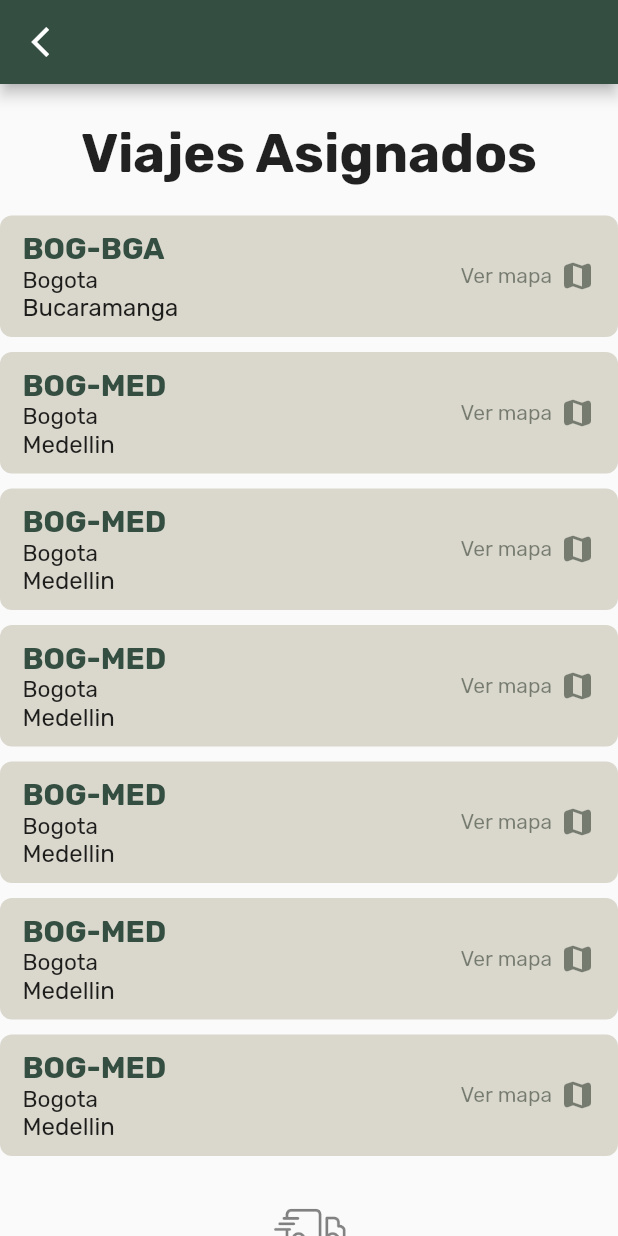
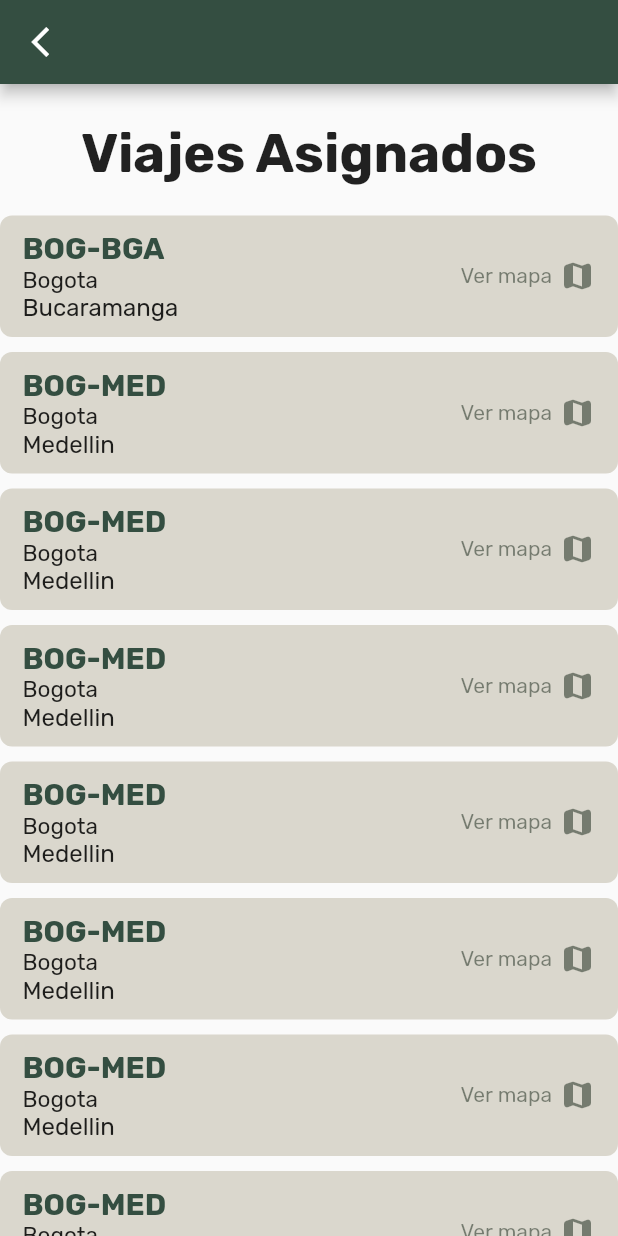
Before and after one commit to crijumubu/MiEnvio, a Flutter app: the ShippingsDriver screen opened by its route, on a phone screen of 412 x 824 dp. Run offline on Flutter 3.47's test engine with Material 2 defaults, Android fonts, the phone set to English and light mode, and no system bars; our stand-ins replace dot_navigation_bar, firebase_core, google_fonts, google_maps_flutter, qr_flutter, quickalert and 1 more; missing offline and left inert: mobile_scanner, onboarding; accounts and stored records are empty; network calls fail.

Commit message:
Lista envios activos

```diff
--- a/frontend/lib/views/home_supervisor/home_supervisor.dart
+++ b/frontend/lib/views/home_supervisor/home_supervisor.dart
@@ -124,7 +124,7 @@ class _HomeSupervisorState extends State<HomeSupervisor> {
           children: [
             // Header(),
             if(index == 0)
-              NavigatorHome(height: height, name: widget.user.name,)
+              NavigatorHome(height: height, name: widget.user.name, id: widget.user.id,)
             else if(index == 1)
               NavigatorShippings()
             else if(index == 2)
--- a/frontend/lib/views/shippings_driver/shippings_driver.dart
+++ b/frontend/lib/views/shippings_driver/shippings_driver.dart
@@ -6,21 +6,27 @@ import 'package:google_fonts/google_fonts.dart';
 import '../register/widgets/bottom.dart';
 
 class Shipping{
-  String name;
-  String origin;
-  String destination;
+  String nombre;
+  int idViaje;
+  int idUsuario;
+  int idFlete;
+  String origen;
+  String destino;
+  int estado;
+  int idConductor;
 
-
-  Shipping({required this.name, required this.destination, required this.origin});
+  Shipping({required this.nombre, required this.idViaje, required this.idUsuario, required this.idFlete, required this.origen, required this.destino, required this.estado, required this.idConductor});
 }
 
-List<Shipping> envios = [Shipping(name: "BOG-BGA", destination: "Bucaramanga", origin: "Bogota"),
-Shipping(name: "BOG-MED", destination: "Medellin", origin: "Bogota"),
-Shipping(name: "BOG-MED", destination: "Medellin", origin: "Bogota"),
-Shipping(name: "BOG-MED", destination: "Medellin", origin: "Bogota"),
-Shipping(name: "BOG-MED", destination: "Medellin", origin: "Bogota"),
-Shipping(name: "BOG-MED", destination: "Medellin", origin: "Bogota"),
-Shipping(name: "BOG-MED", destination: "Medellin", origin: "Bogota"),
+List<Shipping> envios = [Shipping(nombre: "BOG-BGA", destino: "Bucaramanga", origen: "Bogota", estado: 1, idFlete: 2, idConductor: 3, idUsuario: 1, idViaje: 1,),
+Shipping(nombre: "BOG-MED", destino: "Medellin", origen: "Bogota", estado: 1, idFlete: 2, idConductor: 3, idUsuario: 1, idViaje: 1,),
+Shipping(nombre: "BOG-MED", destino: "Medellin", origen: "Bogota", estado: 1, idFlete: 2, idConductor: 3, idUsuario: 1, idViaje: 1,),
+Shipping(nombre: "BOG-MED", destino: "Medellin", origen: "Bogota", estado: 1, idFlete: 2, idConductor: 3, idUsuario: 1, idViaje: 1,),
+Shipping(nombre: "BOG-MED", destino: "Medellin", origen: "Bogota", estado: 1, idFlete: 2, idConductor: 3, idUsuario: 1, idViaje: 1,),
+Shipping(nombre: "BOG-MED", destino: "Medellin", origen: "Bogota", estado: 1, idFlete: 2, idConductor: 3, idUsuario: 1, idViaje: 1,),
+Shipping(nombre: "BOG-MED", destino: "Medellin", origen: "Bogota", estado: 1, idFlete: 2, idConductor: 3, idUsuario: 1, idViaje: 1,),
+Shipping(nombre: "BOG-MED", destino: "Medellin", origen: "Bogota", estado: 1, idFlete: 2, idConductor: 3, idUsuario: 1, idViaje: 1,),
+
 ];
 
 class ShippingsDriver extends StatelessWidget {
--- a/frontend/lib/views/shippings_driver/widgets/card_shipping.dart
+++ b/frontend/lib/views/shippings_driver/widgets/card_shipping.dart
@@ -28,7 +28,7 @@ class CardShipping extends StatelessWidget {
                 Align(
                   alignment: Alignment.centerLeft,
                   child: Text(
-                    shipping.name,
+                    shipping.nombre,
                     textAlign: TextAlign.left,
                     style: GoogleFonts.rubik(fontWeight: FontWeight.w700, fontSize: 20, color: const Color(0xff344E41)),
                   )
@@ -36,7 +36,7 @@ class CardShipping extends StatelessWidget {
                 Align(
                   alignment: Alignment.centerLeft,
                   child: Text(
-                    shipping.origin,
+                    shipping.origen,
                     textAlign: TextAlign.left,
                     style: GoogleFonts.rubik(fontSize: 15),
 
@@ -45,7 +45,7 @@ class CardShipping extends StatelessWidget {
                 Align(
                   alignment: Alignment.centerLeft,
                   child: Text(
-                    shipping.destination,
+                    shipping.destino,
                     textAlign: TextAlign.left,
                     style: GoogleFonts.rubik(fontSize: 16),
                   )
```
Also changed, not shown: frontend/lib/controller/auth_controller.dart (+10 -2 lines), frontend/lib/views/home_supervisor/widgets/navigator_home.dart (+76 -13 lines).
